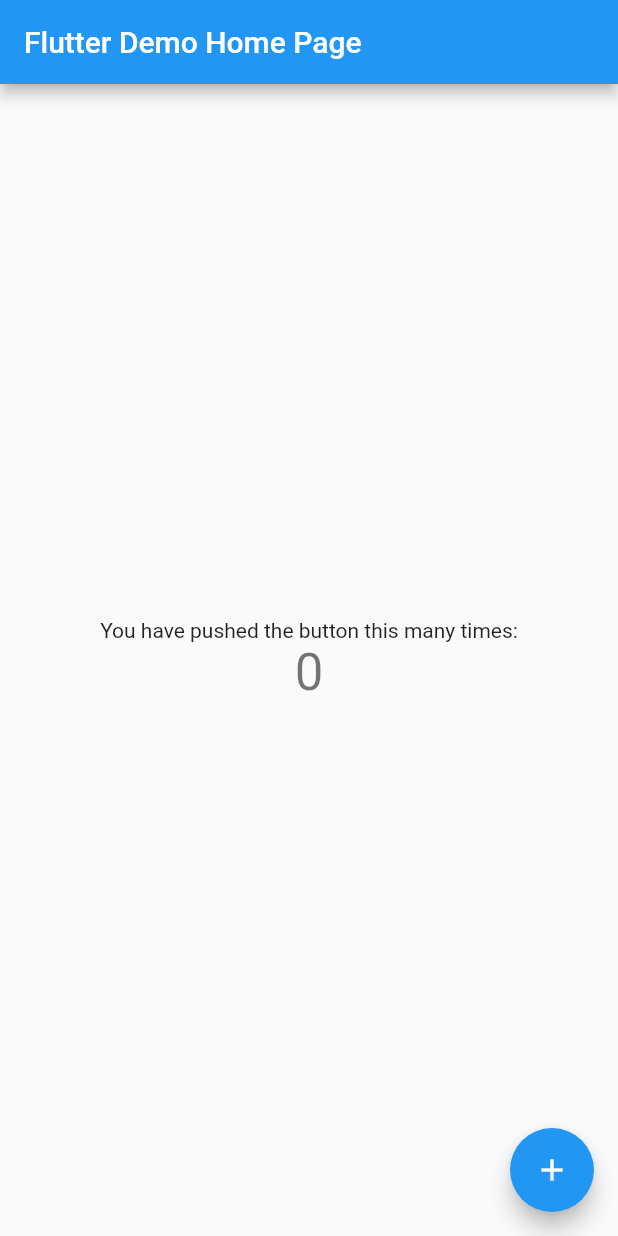
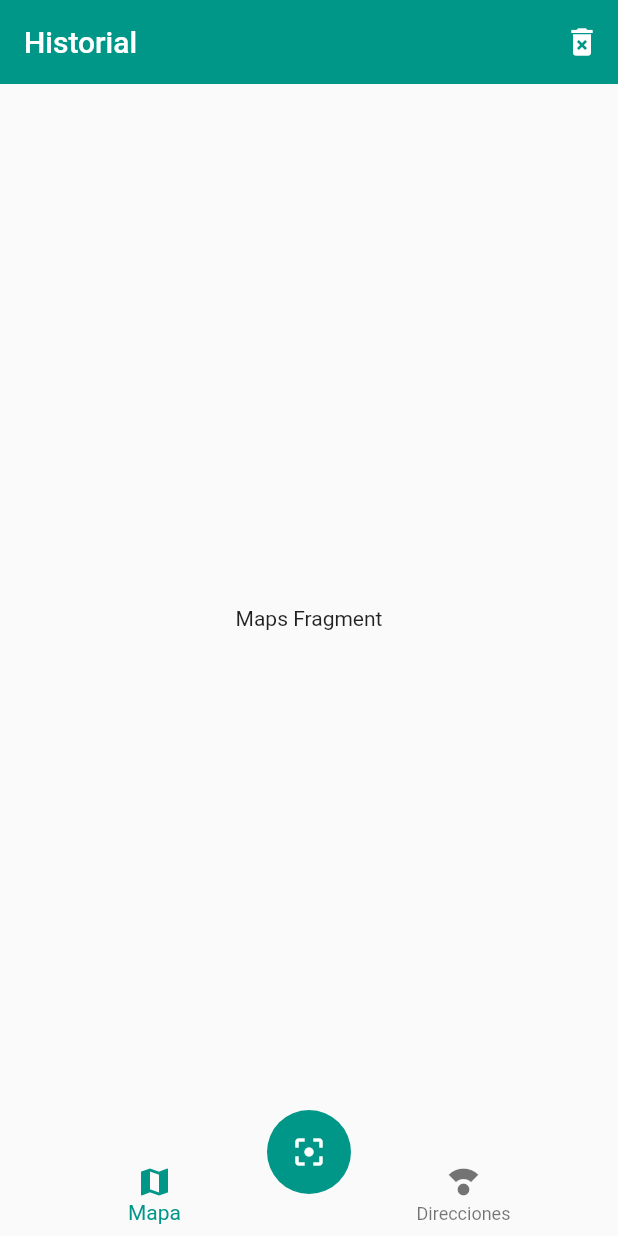
Before and after one commit to mappedev/flutter-qrreader, a Flutter app: the screen it shows after launch, on a phone screen of 412 x 824 dp. Run offline on Flutter 3.47's test engine with Material 2 defaults, Android fonts, the phone set to English and light mode, and no system bars; our stand-ins replace sqflite; missing offline and left inert: flutter_barcode_scanner; accounts and stored records are empty.

Commit message:
update: screens, scan and base database

```diff
--- a/lib/main.dart
+++ b/lib/main.dart
@@ -1,113 +1,39 @@
 import 'package:flutter/material.dart';
+import 'package:provider/provider.dart';
 
-void main() {
-  runApp(MyApp());
-}
+import 'package:qr_reader/providers/providers.dart';
+
+import 'package:qr_reader/screens/screens.dart';
+
+void main() => runApp(MyApp());
 
 class MyApp extends StatelessWidget {
-  // This widget is the root of your application.
   @override
   Widget build(BuildContext context) {
-    return MaterialApp(
-      title: 'Flutter Demo',
-      theme: ThemeData(
-        // This is the theme of your application.
-        //
-        // Try running your application with "flutter run". You'll see the
-        // application has a blue toolbar. Then, without quitting the app, try
-        // changing the primarySwatch below to Colors.green and then invoke
-        // "hot reload" (press "r" in the console where you ran "flutter run",
-        // or simply save your changes to "hot reload" in a Flutter IDE).
-        // Notice that the counter didn't reset back to zero; the application
-        // is not restarted.
-        primarySwatch: Colors.blue,
+    final Color themePrimaryColor = Colors.teal;
+
+    return MultiProvider(
+      providers: [
+        ChangeNotifierProvider(create: (_) => UiProvider())
+      ],
+      child: MaterialApp(
+        debugShowCheckedModeBanner: false,
+        title: 'QR Reader',
+        routes: {
+          'home': (_) => HomeScreen(),
+          'map': (_) => MapScreen(),
+        },
+        initialRoute: 'home',
+        theme: ThemeData(
+          primaryColor: themePrimaryColor,
+          floatingActionButtonTheme: FloatingActionButtonThemeData(
+            backgroundColor: themePrimaryColor,
+          ),
+          bottomNavigationBarTheme: BottomNavigationBarThemeData(
+            selectedItemColor: themePrimaryColor,
+          ),
+        ),
       ),
-      home: MyHomePage(title: 'Flutter Demo Home Page'),
     );
   }
 }
-
-class MyHomePage extends StatefulWidget {
-  MyHomePage({Key? key, required this.title}) : super(key: key);
-
-  // This widget is the home page of your application. It is stateful, meaning
-  // that it has a State object (defined below) that contains fields that affect
-  // how it looks.
-
-  // This class is the configuration for the state. It holds the values (in this
-  // case the title) provided by the parent (in this case the App widget) and
-  // used by the build method of the State. Fields in a Widget subclass are
-  // always marked "final".
-
-  final String title;
-
-  @override
-  _MyHomePageState createState() => _MyHomePageState();
-}
-
-class _MyHomePageState extends State<MyHomePage> {
-  int _counter = 0;
-
-  void _incrementCounter() {
-    setState(() {
-      // This call to setState tells the Flutter framework that something has
-      // changed in this State, which causes it to rerun the build method below
-      // so that the display can reflect the updated values. If we changed
-      // _counter without calling setState(), then the build method would not be
-      // called again, and so nothing would appear to happen.
-      _counter++;
-    });
-  }
-
-  @override
-  Widget build(BuildContext context) {
-    // This method is rerun every time setState is called, for instance as done
-    // by the _incrementCounter method above.
-    //
-    // The Flutter framework has been optimized to make rerunning build methods
-    // fast, so that you can just rebuild anything that needs updating rather
-    // than having to individually change instances of widgets.
-    return Scaffold(
-      appBar: AppBar(
-        // Here we take the value from the MyHomePage object that was created by
-        // the App.build method, and use it to set our appbar title.
-        title: Text(widget.title),
-      ),
-      body: Center(
-        // Center is a layout widget. It takes a single child and positions it
-        // in the middle of the parent.
-        child: Column(
-          // Column is also a layout widget. It takes a list of children and
-          // arranges them vertically. By default, it sizes itself to fit its
-          // children horizontally, and tries to be as tall as its parent.
-          //
-          // Invoke "debug painting" (press "p" in the console, choose the
-          // "Toggle Debug Paint" action from the Flutter Inspector in Android
-          // Studio, or the "Toggle Debug Paint" command in Visual Studio Code)
-          // to see the wireframe for each widget.
-          //
-          // Column has various properties to control how it sizes itself and
-          // how it positions its children. Here we use mainAxisAlignment to
-          // center the children vertically; the main axis here is the vertical
-          // axis because Columns are vertical (the cross axis would be
-          // horizontal).
-          mainAxisAlignment: MainAxisAlignment.center,
-          children: <Widget>[
-            Text(
-              'You have pushed the button this many times:',
-            ),
-            Text(
-              '$_counter',
-              style: Theme.of(context).textTheme.headline4,
-            ),
-          ],
-        ),
-      ),
-      floatingActionButton: FloatingActionButton(
-        onPressed: _incrementCounter,
-        tooltip: 'Increment',
-        child: Icon(Icons.add),
-      ), // This trailing comma makes auto-formatting nicer for build methods.
-    );
-  }
-}
--- /dev/null
+++ b/lib/models/models.dart
@@ -0,0 +1 @@
+export 'package:qr_reader/models/scan_model.dart';
--- /dev/null
+++ b/lib/providers/db_provider.dart
@@ -0,0 +1,49 @@
+import 'dart:io' show Directory;
+import 'package:sqflite/sqflite.dart';
+import 'package:path_provider/path_provider.dart'
+    show getApplicationDocumentsDirectory;
+import 'package:path/path.dart' show join;
+
+class DBProvider {
+  static final _dbName = 'ScansDB.db';
+  static final _dbVersion = 1;
+
+  DBProvider._();
+
+  static Database? _database;
+  static final DBProvider _db = DBProvider._();
+
+  static DBProvider get db => _db;
+
+  Future<Database> get database async {
+    if (_database != null) return _database!;
+
+    _database = await _initDB();
+    return _database!;
+  }
+
+  Future<Database> _initDB() async {
+    // Path donde se almacenará la DB
+    // PD: cuando la aplicación se borré, se borrará también el path de la DB
+    final Directory documentsDirectory =
+        await getApplicationDocumentsDirectory();
+    final path = join(documentsDirectory.path, _dbName);
+
+    print('path $path');
+
+    return await openDatabase(
+      path,
+      // Se recomienda indicar versión para que cuando la versión aumente se vuelva ejecutar el onCreate (creación)
+      version: _dbVersion,
+      onCreate: (Database db, int version) async {
+        await db.execute('''
+          CREATE TABLE Scans(
+            id INTEGER PRIMARY KEY,
+            tipo TEXT,
+            valor TEXT
+          )
+        ''');
+      },
+    );
+  }
+}
--- /dev/null
+++ b/lib/providers/providers.dart
@@ -0,0 +1,2 @@
+export 'package:qr_reader/providers/ui_provider.dart';
+export 'package:qr_reader/providers/db_provider.dart';
--- /dev/null
+++ b/lib/providers/ui_provider.dart
@@ -0,0 +1,14 @@
+import 'package:flutter/material.dart';
+
+class UiProvider extends ChangeNotifier {
+  int _selectedMenuOpt = 0;
+
+  int get selectedMenuOpt {
+    return _selectedMenuOpt;
+  }
+
+  set selectedMenuOpt(int i) {
+    _selectedMenuOpt = i;
+    notifyListeners();
+  }
+}
--- /dev/null
+++ b/lib/screens/home_screen.dart
@@ -0,0 +1,53 @@
+import 'package:flutter/material.dart';
+import 'package:provider/provider.dart';
+
+import 'package:qr_reader/providers/providers.dart';
+
+import 'package:qr_reader/screens/screens.dart';
+import 'package:qr_reader/widgets/widgets.dart';
+
+class HomeScreen extends StatelessWidget {
+  const HomeScreen({Key? key}) : super(key: key);
+
+  @override
+  Widget build(BuildContext context) {
+    return Scaffold(
+      appBar: AppBar(
+        elevation: 0,
+        title: Text('Historial'),
+        actions: [
+          IconButton(
+            onPressed: () {},
+            icon: Icon(Icons.delete_forever),
+          )
+        ],
+      ),
+      floatingActionButton: ScanButton(),
+      floatingActionButtonLocation: FloatingActionButtonLocation.centerDocked,
+      bottomNavigationBar: CustomNavigationBar(),
+      body: _HomePageBody(),
+    );
+  }
+}
+
+class _HomePageBody extends StatelessWidget {
+  const _HomePageBody({Key? key}) : super(key: key);
+
+  @override
+  Widget build(BuildContext context) {
+    final uiProvider = Provider.of<UiProvider>(context);
+    final int currentIndex = uiProvider.selectedMenuOpt;
+
+    // TODO: Temporal leer DB
+    DBProvider.db.database;
+
+    switch(currentIndex) {
+      case 0:
+        return MapsFragment();
+      case 1:
+        return DirectionsFragment();
+      default:
+        return MapsFragment();
+    }
+  }
+}
--- /dev/null
+++ b/lib/screens/maps_fragment.dart
@@ -0,0 +1,12 @@
+import 'package:flutter/material.dart';
+
+class MapsFragment extends StatelessWidget {
+  const MapsFragment({Key? key}) : super(key: key);
+
+  @override
+  Widget build(BuildContext context) {
+    return Center(
+      child: Text('Maps Fragment'),
+    );
+  }
+}
--- /dev/null
+++ b/lib/screens/screens.dart
@@ -0,0 +1,4 @@
+export 'package:qr_reader/screens/home_screen.dart';
+export 'package:qr_reader/screens/map_screen.dart';
+export 'package:qr_reader/screens/maps_fragment.dart';
+export 'package:qr_reader/screens/directions_fragment.dart';
--- /dev/null
+++ b/lib/widgets/custom_navigation_bar.dart
@@ -0,0 +1,32 @@
+import 'package:flutter/material.dart';
+import 'package:provider/provider.dart';
+
+import 'package:qr_reader/providers/providers.dart';
+
+class CustomNavigationBar extends StatelessWidget {
+  const CustomNavigationBar({Key? key}) : super(key: key);
+
+  @override
+  Widget build(BuildContext context) {
+    // Si vamos a usar un provider dentro de una función, debemos agregar la
+    // propiedad listen en false para que no redibuje la función y no de un error
+    final UiProvider uiProvider = Provider.of<UiProvider>(context);
+    final int currentIndex = uiProvider.selectedMenuOpt;
+
+    return BottomNavigationBar(
+      elevation: 0,
+      currentIndex: currentIndex,
+      onTap: (int i) => uiProvider.selectedMenuOpt = i,
+      items: [
+        BottomNavigationBarItem(
+          icon: Icon(Icons.map),
+          label: 'Mapa',
+        ),
+        BottomNavigationBarItem(
+          icon: Icon(Icons.compass_calibration),
+          label: 'Direcciones',
+        ),
+      ],
+    );
+  }
+}
--- /dev/null
+++ b/lib/widgets/scan_button.dart
@@ -0,0 +1,23 @@
+import 'package:flutter/material.dart';
+import 'package:flutter_barcode_scanner/flutter_barcode_scanner.dart';
+
+class ScanButton extends StatelessWidget {
+  const ScanButton({Key? key}) : super(key: key);
+
+  @override
+  Widget build(BuildContext context) {
+    return FloatingActionButton(
+      elevation: 0,
+      onPressed: () async {
+        final String barcodeScanRes = await FlutterBarcodeScanner.scanBarcode(
+          '#3D8BEF',
+          'Cancelar',
+          true,
+          ScanMode.QR,
+        );
+        print('barcodeScanRes: $barcodeScanRes');
+      },
+      child: Icon(Icons.filter_center_focus),
+    );
+  }
+}
--- /dev/null
+++ b/lib/widgets/widgets.dart
@@ -0,0 +1,2 @@
+export 'package:qr_reader/widgets/custom_navigation_bar.dart';
+export 'package:qr_reader/widgets/scan_button.dart';
--- a/pubspec.yaml
+++ b/pubspec.yaml
@@ -28,6 +28,10 @@ dependencies:
   # The following adds the Cupertino Icons font to your application.
   # Use with the CupertinoIcons class for iOS style icons.
   cupertino_icons: ^1.0.2
+  provider: ^6.0.0
+  flutter_barcode_scanner: ^2.0.0
+  sqflite: ^2.0.0+4
+  path_provider: ^2.0.2
 
 dev_dependencies:
   flutter_test:
```
Also changed, not shown: lib/models/scan_model.dart (added, +30 -0 lines), lib/screens/directions_fragment.dart (added, +12 -0 lines), lib/screens/map_screen.dart (added, +14 -0 lines), .vim/coc-settings.json (added), pubspec.lock, 3 other files.
